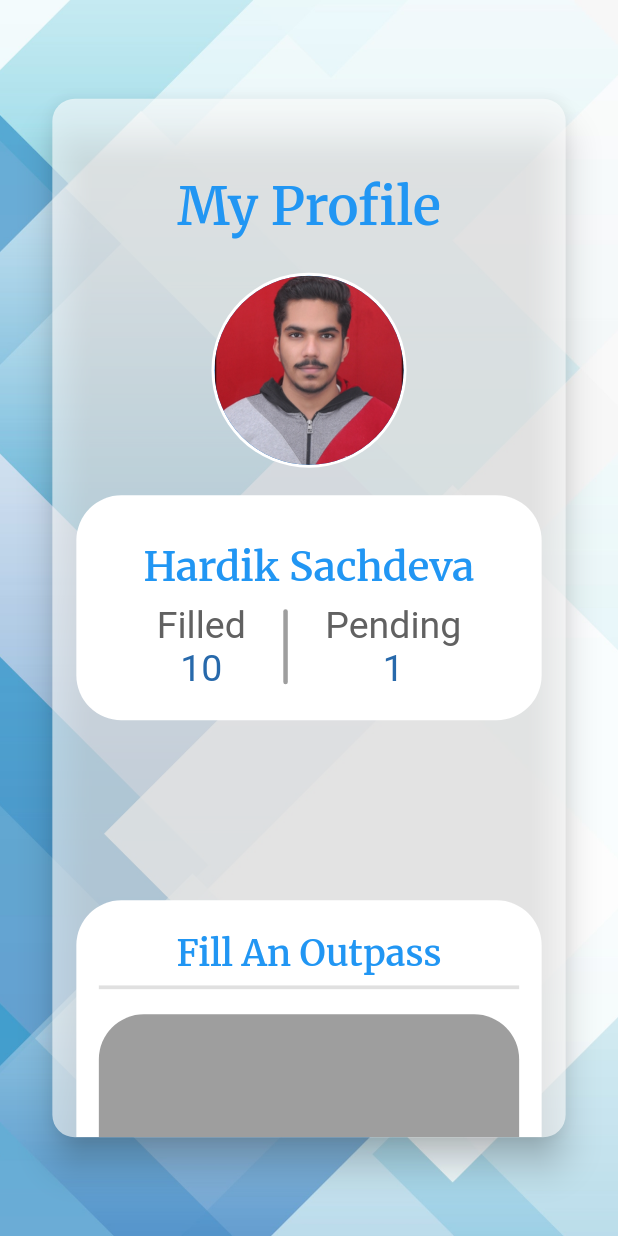
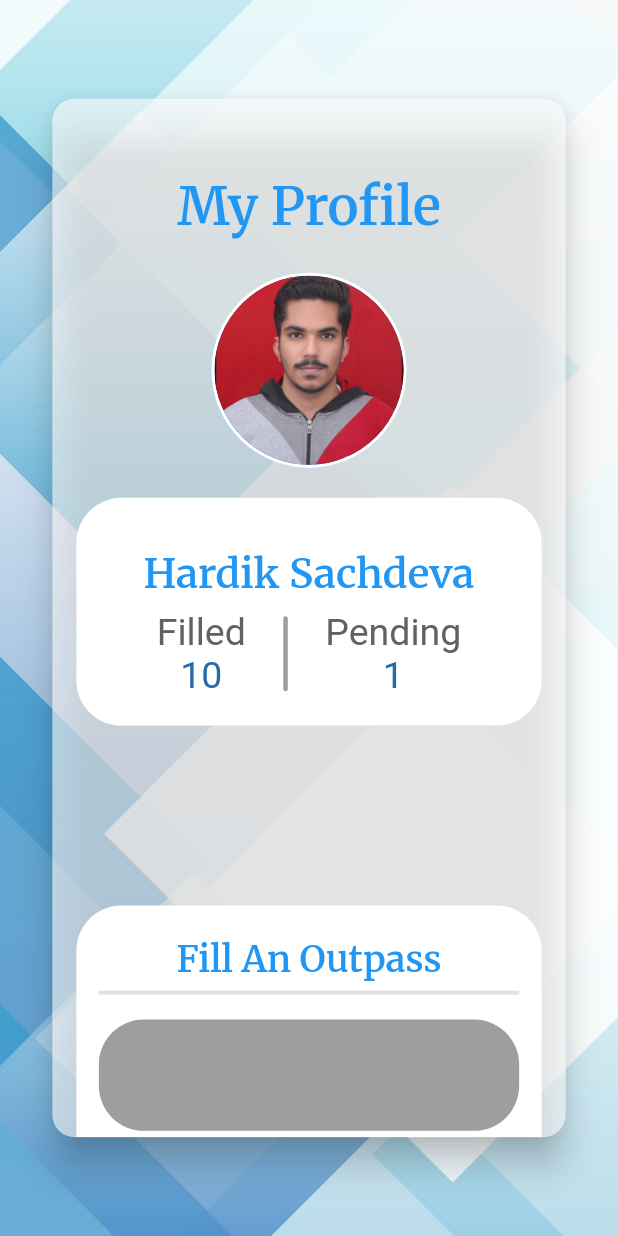
Before and after one commit to hardik17771/NITH-Portal, a Flutter app: the screen it shows after launch, on a phone screen of 412 x 824 dp. Run offline on Flutter 3.47's test engine with Material 2 defaults, Android fonts, the phone set to English and light mode, and no system bars; our stand-ins replace flutter_vector_icons, google_fonts, shared_preferences, webview_flutter; Roboto replaces fonts that are missing (Nunito).

Commit message:
profile ui1

```diff
--- a/lib/profile_page.dart
+++ b/lib/profile_page.dart
@@ -32,7 +32,7 @@ class ProfileScreen extends StatelessWidget {
           child: Scaffold(
             backgroundColor: Colors.transparent,
             body: SingleChildScrollView(
-              physics: BouncingScrollPhysics(),
+              physics: const BouncingScrollPhysics(),
               child: Padding(
                 padding: const EdgeInsets.symmetric(horizontal: 16, vertical: 30),
                 child: Column(
@@ -62,8 +62,11 @@ class ProfileScreen extends StatelessWidget {
 
                       ),
                     ),
+                    SizedBox(
+                      height: 20,
+                    ),
                     Container(
-                      height: heigh * 0.35,
+                      height: heigh * 0.33,
                       child: LayoutBuilder(
                         builder: (context, constraints) {
                           double innerHeight = constraints.maxHeight;
@@ -71,13 +74,14 @@ class ProfileScreen extends StatelessWidget {
                           return Stack(fit: StackFit.expand,
                             children: [
                               Positioned(
-                                bottom: 120,
+                                bottom:120,
                                 left: 0,
                                 right: 0,
+                                top: 0,
                                 child: Center(
                                   child: Container(
-                                    height: innerHeight * 0.52,
-                                    width: innerWidth,
+                                    height: heigh * 0.44,
+                                    width: widt,
                                     decoration: BoxDecoration(
                                       borderRadius: BorderRadius.circular(30),
                                       color: Colors.white,
@@ -85,7 +89,7 @@ class ProfileScreen extends StatelessWidget {
                                     child: Column(
                                       children: [
                                         SizedBox(
-                                          height: 30,
+                                          height: 33,
                                         ),
                                         Text(
                                           'Hardik Sachdeva',
@@ -175,7 +179,7 @@ class ProfileScreen extends StatelessWidget {
                     ),
 
                     Container(
-                      height: heigh * 0.5,
+                      height: heigh * 0.3,
                       width: widt,
                       decoration: BoxDecoration(
                         borderRadius: BorderRadius.circular(30),
@@ -203,17 +207,17 @@ class ProfileScreen extends StatelessWidget {
                               height: 10,
                             ),
                             Container(
-                              height: heigh * 0.15,
+                              height: heigh * 0.09,
                               decoration: BoxDecoration(
                                 color: Colors.grey,
                                 borderRadius: BorderRadius.circular(30),
                               ),
                             ),
                             SizedBox(
-                              height: 10,
+                              height: 18,
                             ),
                             Container(
-                              height: heigh * 0.15,
+                              height: heigh * 0.09,
                               decoration: BoxDecoration(
                                 color: Colors.grey,
                                 borderRadius: BorderRadius.circular(30),
```
